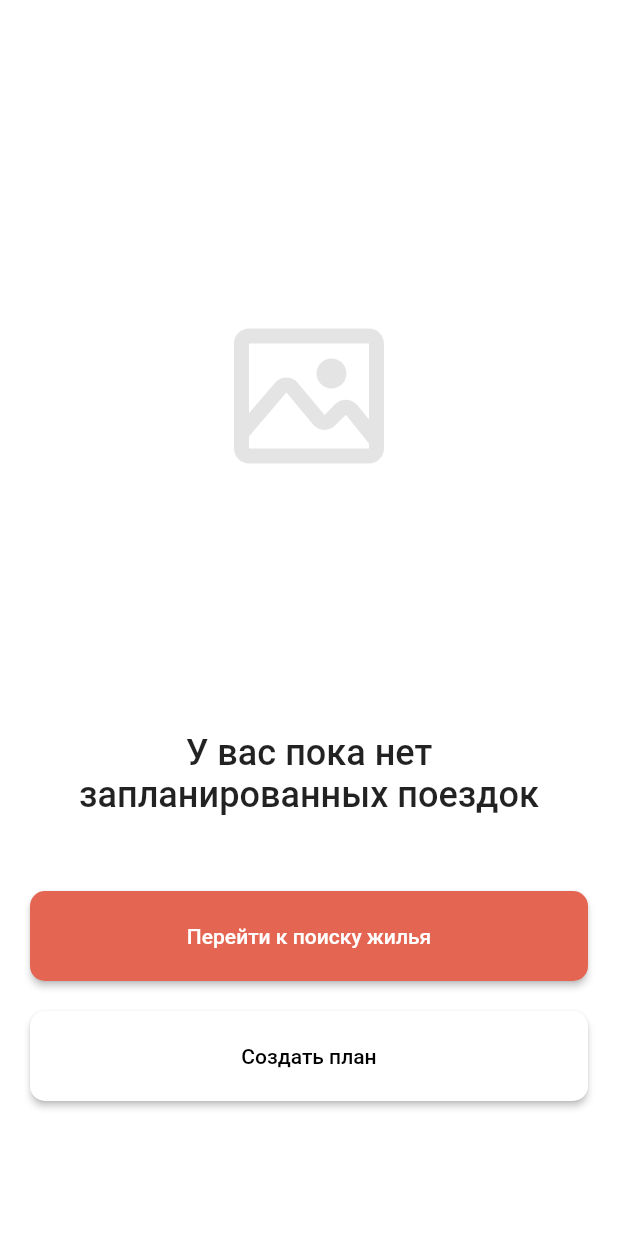
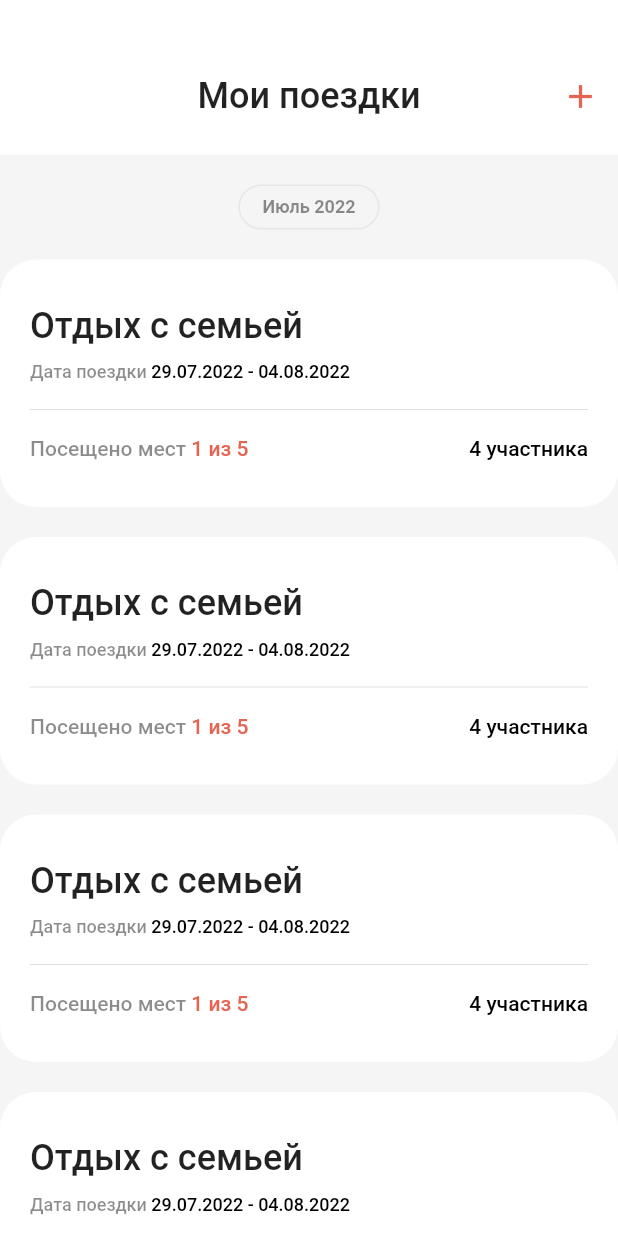
Before and after one commit to IamTheGreatThanos/pana_project, a Flutter app: the HomeTravel screen opened directly with empty values, on a phone screen of 412 x 824 dp. Run offline on Flutter 3.47's test engine with Material 2 defaults, Android fonts, the phone set to English and light mode, and no system bars; our stand-ins replace cached_network_image, flutter_svg, image_picker, pin_code_fields, shared_preferences, slide_to_act and 2 more; missing offline and left inert: cached_video_player; accounts and stored records are empty.

Commit message:
Added travel card and my travel page.

```diff
--- /dev/null
+++ b/lib/components/travel_card.dart
@@ -0,0 +1,112 @@
+import 'package:flutter/material.dart';
+import 'package:pana_project/utils/const.dart';
+
+class TravelCard extends StatefulWidget {
+  TravelCard(this.title);
+  final String title;
+
+  @override
+  _TravelCardState createState() => _TravelCardState();
+}
+
+class _TravelCardState extends State<TravelCard> {
+  @override
+  void initState() {
+    super.initState();
+  }
+
+  @override
+  Widget build(BuildContext context) {
+    return GestureDetector(
+      onTap: () {
+        FocusScopeNode currentFocus = FocusScope.of(context);
+
+        if (!currentFocus.hasPrimaryFocus) {
+          currentFocus.unfocus();
+        }
+      },
+      child: Padding(
+        padding: const EdgeInsets.only(bottom: 20),
+        child: Container(
+          width: MediaQuery.of(context).size.width,
+          height: 165,
+          decoration: const BoxDecoration(
+            color: Colors.white,
+            borderRadius: BorderRadius.all(
+              Radius.circular(24),
+            ),
+          ),
+          child: Padding(
+            padding: const EdgeInsets.all(20),
+            child: Column(
+              crossAxisAlignment: CrossAxisAlignment.start,
+              children: [
+                const SizedBox(height: 10),
+                Text(
+                  widget.title,
+                  style: const TextStyle(
+                    fontSize: 24,
+                    fontWeight: FontWeight.w500,
+                  ),
+                ),
+                const SizedBox(height: 10),
+                Row(
+                  children: const [
+                    Text(
+                      'Дата поездки ',
+                      style: TextStyle(
+                        fontSize: 12,
+                        fontWeight: FontWeight.w500,
+                        color: Colors.black45,
+                      ),
+                    ),
+                    Text(
+                      '29.07.2022 - 04.08.2022',
+                      style: TextStyle(
+                        fontSize: 12,
+                        fontWeight: FontWeight.w500,
+                        color: Colors.black,
+                      ),
+                    ),
+                  ],
+                ),
+                const SizedBox(height: 10),
+                const Divider(),
+                const SizedBox(height: 10),
+                Row(
+                  children: const [
+                    Text(
+                      'Посещено мест ',
+                      style: TextStyle(
+                        fontSize: 14,
+                        fontWeight: FontWeight.w500,
+                        color: Colors.black45,
+                      ),
+                    ),
+                    Text(
+                      '1 из 5',
+                      style: TextStyle(
+                        fontSize: 14,
+                        fontWeight: FontWeight.w500,
+                        color: AppColors.accent,
+                      ),
+                    ),
+                    Spacer(),
+                    Text(
+                      '4 участника',
+                      style: TextStyle(
+                        fontSize: 14,
+                        fontWeight: FontWeight.w500,
+                        color: Colors.black,
+                      ),
+                    ),
+                  ],
+                ),
+              ],
+            ),
+          ),
+        ),
+      ),
+    );
+  }
+}
--- a/lib/views/travel/home_travel.dart
+++ b/lib/views/travel/home_travel.dart
@@ -1,6 +1,7 @@
 import 'package:flutter/material.dart';
 import 'package:flutter_svg/flutter_svg.dart';
 import 'package:intl/intl.dart';
+import 'package:pana_project/components/travel_card.dart';
 import 'package:pana_project/utils/const.dart';
 import 'package:syncfusion_flutter_datepicker/datepicker.dart';
 
@@ -17,6 +18,7 @@ class _HomeTravelState extends State<HomeTravel> {
       DateRangePickerController();
   TextEditingController _titleController = TextEditingController();
   String selectedRange = '';
+  bool justBool = true;
 
   @override
   void initState() {
@@ -35,7 +37,87 @@ class _HomeTravelState extends State<HomeTravel> {
       },
       child: Scaffold(
         backgroundColor: Colors.white,
-        body: SingleChildScrollView(
+        body: justBool
+            ? SingleChildScrollView(
+                child: SizedBox(
+                  width: MediaQuery.of(context).size.width,
+                  child: Column(
+                    children: [
+                      const SizedBox(height: 30),
+                      Row(
+                        children: [
+                          const SizedBox(width: 40),
+                          const Spacer(),
+                          const Padding(
+                            padding: EdgeInsets.all(20),
+                            child: Text(
+                              'Мои поездки',
+                              style: TextStyle(
+                                fontSize: 24,
+                                fontWeight: FontWeight.w500,
+                              ),
+                            ),
+                          ),
+                          const Spacer(),
+                          GestureDetector(
+                            onTap: () {
+                              showNewPlanOfTravelModalSheet();
+                            },
+                            child: const SizedBox(
+                              width: 30,
+                              height: 30,
+                              child: Icon(
+                                Icons.add,
+                                size: 26,
+                                color: AppColors.accent,
+                              ),
+                            ),
+                          ),
+                          const SizedBox(width: 10),
+                        ],
+                      ),
+                      const SizedBox(height: 5),
+                      Container(
+                        color: AppColors.lightGray,
+                        width: MediaQuery.of(context).size.width,
+                        child: Column(
+                          children: [
+                            Padding(
+                              padding: const EdgeInsets.all(20),
+                              child: Container(
+                                decoration: BoxDecoration(
+                                  border: Border.all(
+                                    color: AppColors.grey,
+                                    width: 1,
+                                  ),
+                                  borderRadius: const BorderRadius.all(
+                                    Radius.circular(100),
+                                  ),
+                                ),
+                                child: const Padding(
+                                  padding: EdgeInsets.symmetric(
+                                      horizontal: 15, vertical: 7),
+                                  child: Text(
+                                    'Июль 2022',
+                                    style: TextStyle(
+                                      fontSize: 12,
+                                      color: Colors.black45,
+                                      fontWeight: FontWeight.bold,
+                                    ),
+                                  ),
+                                ),
+                              ),
+                            ),
+                            for (int i = 0; i < 10; i++)
+                              TravelCard('Отдых с семьей')
+                          ],
+                        ),
+                      ),
+                    ],
+                  ),
+                ),
+              )
+            : SingleChildScrollView(
                 child: SizedBox(
                     width: MediaQuery.of(context).size.width,
                     height: MediaQuery.of(context).size.height - 80,
@@ -49,8 +131,8 @@ class _HomeTravelState extends State<HomeTravel> {
                         SizedBox(
                           width: 120,
                           height: 120,
-                    child:
-                        SvgPicture.asset('assets/images/placeholder_image.svg'),
+                          child: SvgPicture.asset(
+                              'assets/images/placeholder_image.svg'),
                         ),
                         const Spacer(),
                         SizedBox(
@@ -88,7 +170,8 @@ class _HomeTravelState extends State<HomeTravel> {
                               },
                               child: const Text("Перейти к поиску жилья",
                                   style: TextStyle(
-                                fontSize: 14, fontWeight: FontWeight.w500)),
+                                      fontSize: 14,
+                                      fontWeight: FontWeight.w500)),
                             ),
                           ),
                         ),
```
Lines whose indentation alone changed are shown as unchanged.
